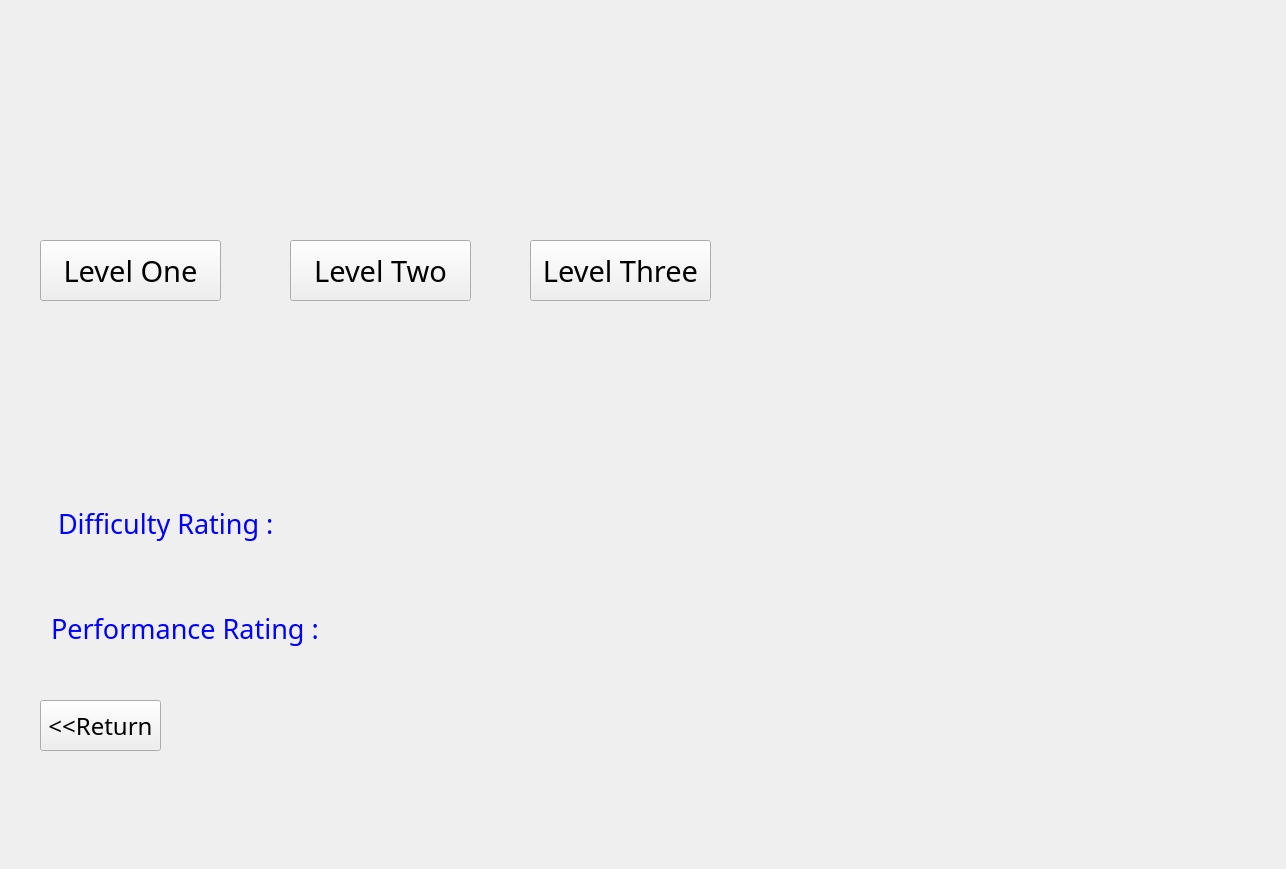
Qt form PlaneFight/LevelChoose.ui (ForestOnTheLand/PlaneFight) before a commit.
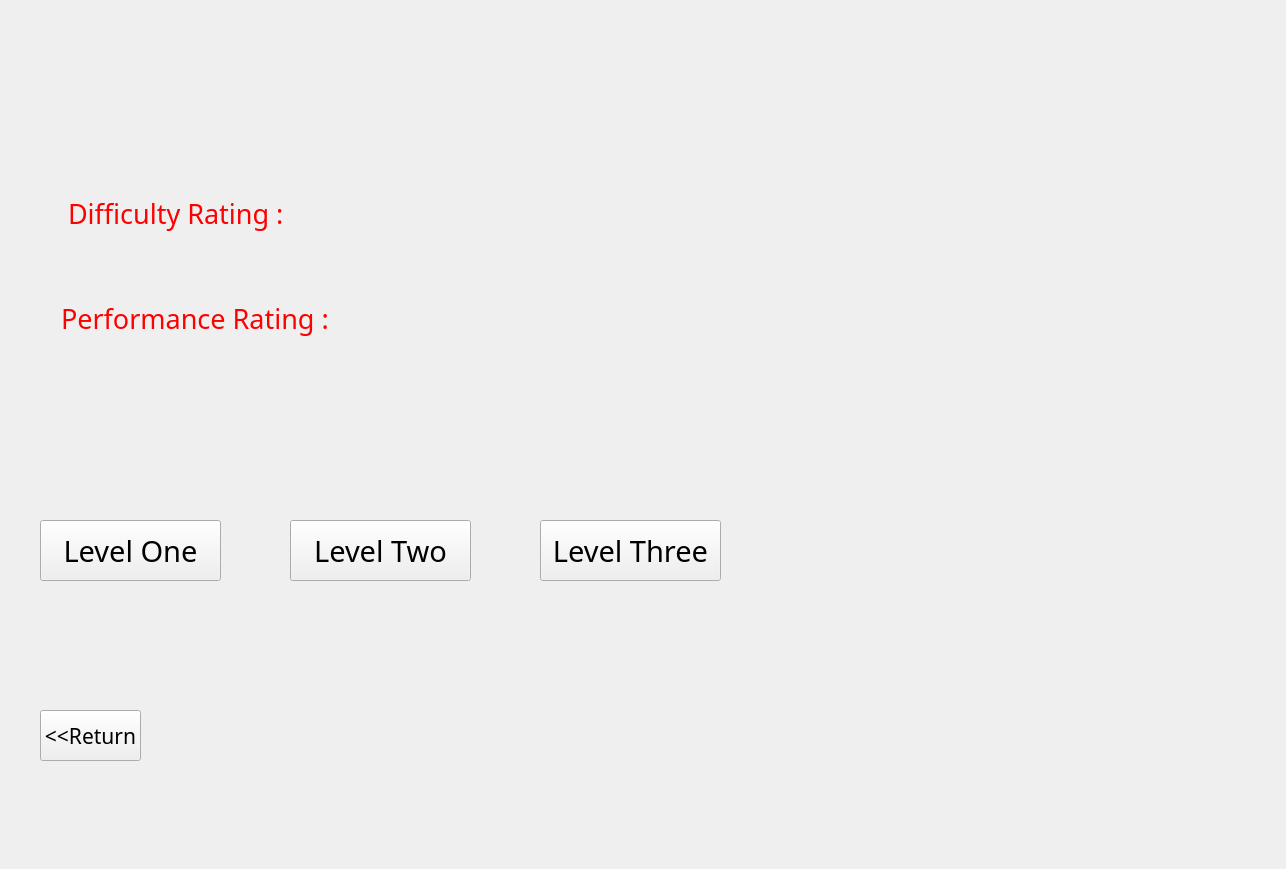
The same form after that commit. Icons and pictures are not drawn.

What changed in the file:
```diff
--- a/PlaneFight/LevelChoose.ui
+++ b/PlaneFight/LevelChoose.ui
@@ -17,7 +17,7 @@
    <property name="geometry">
     <rect>
      <x>40</x>
-     <y>240</y>
+     <y>520</y>
      <width>181</width>
      <height>61</height>
     </rect>
@@ -36,7 +36,7 @@
    <property name="geometry">
     <rect>
      <x>290</x>
-     <y>240</y>
+     <y>520</y>
      <width>181</width>
      <height>61</height>
     </rect>
@@ -54,8 +54,8 @@
   <widget class="QPushButton" name="Level_3">
    <property name="geometry">
     <rect>
-     <x>530</x>
-     <y>240</y>
+     <x>540</x>
+     <y>520</y>
      <width>181</width>
      <height>61</height>
     </rect>
@@ -74,15 +74,15 @@
    <property name="geometry">
     <rect>
      <x>40</x>
-     <y>700</y>
-     <width>121</width>
+     <y>710</y>
+     <width>101</width>
      <height>51</height>
     </rect>
    </property>
    <property name="font">
     <font>
      <family>MV Boli</family>
-     <pointsize>18</pointsize>
+     <pointsize>16</pointsize>
     </font>
    </property>
    <property name="text">
@@ -92,8 +92,8 @@
   <widget class="QStackedWidget" name="info_table">
    <property name="geometry">
     <rect>
-     <x>40</x>
-     <y>460</y>
+     <x>50</x>
+     <y>150</y>
      <width>661</width>
      <height>231</height>
     </rect>
@@ -126,7 +126,7 @@
            </font>
           </property>
           <property name="styleSheet">
-           <string notr="true">color:#0000ff</string>
+           <string notr="true">color:#ff0000</string>
           </property>
           <property name="text">
            <string> Difficulty Rating :</string>
@@ -272,7 +272,7 @@
            </font>
           </property>
           <property name="styleSheet">
-           <string notr="true">color:#0000ff</string>
+           <string notr="true">color:#ff0000</string>
           </property>
           <property name="text">
            <string>Performance Rating :</string>
```
